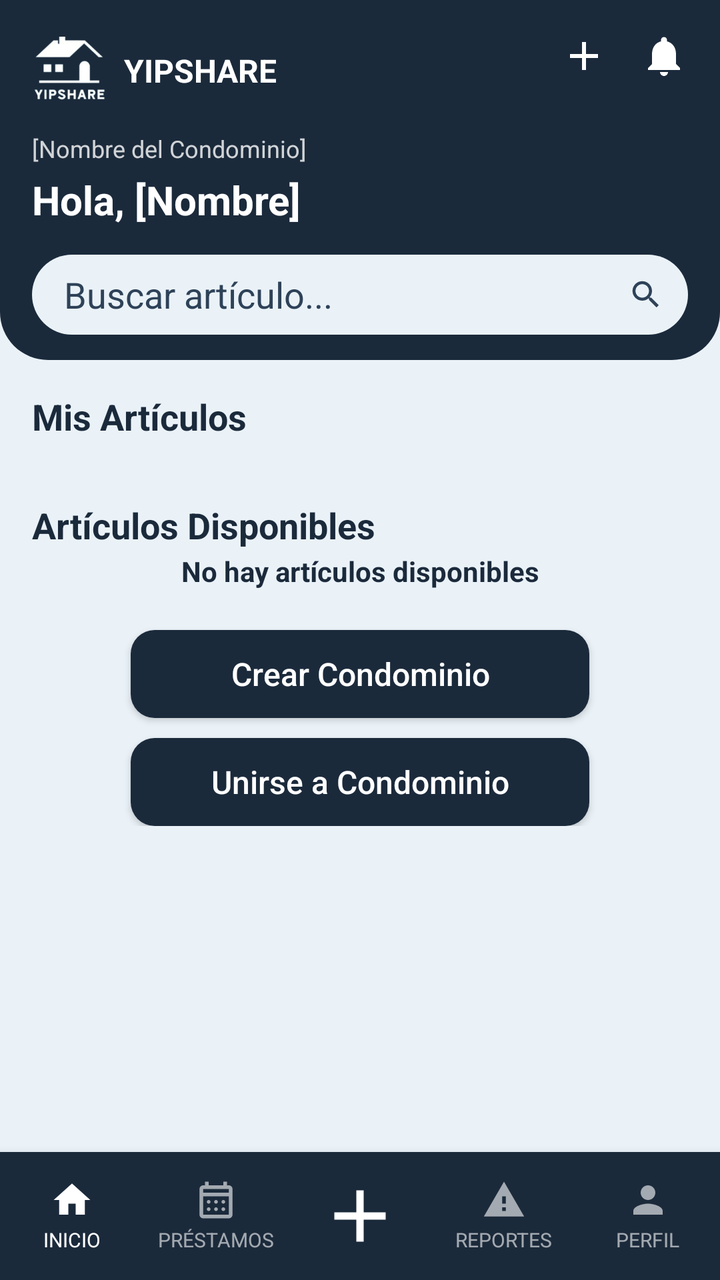
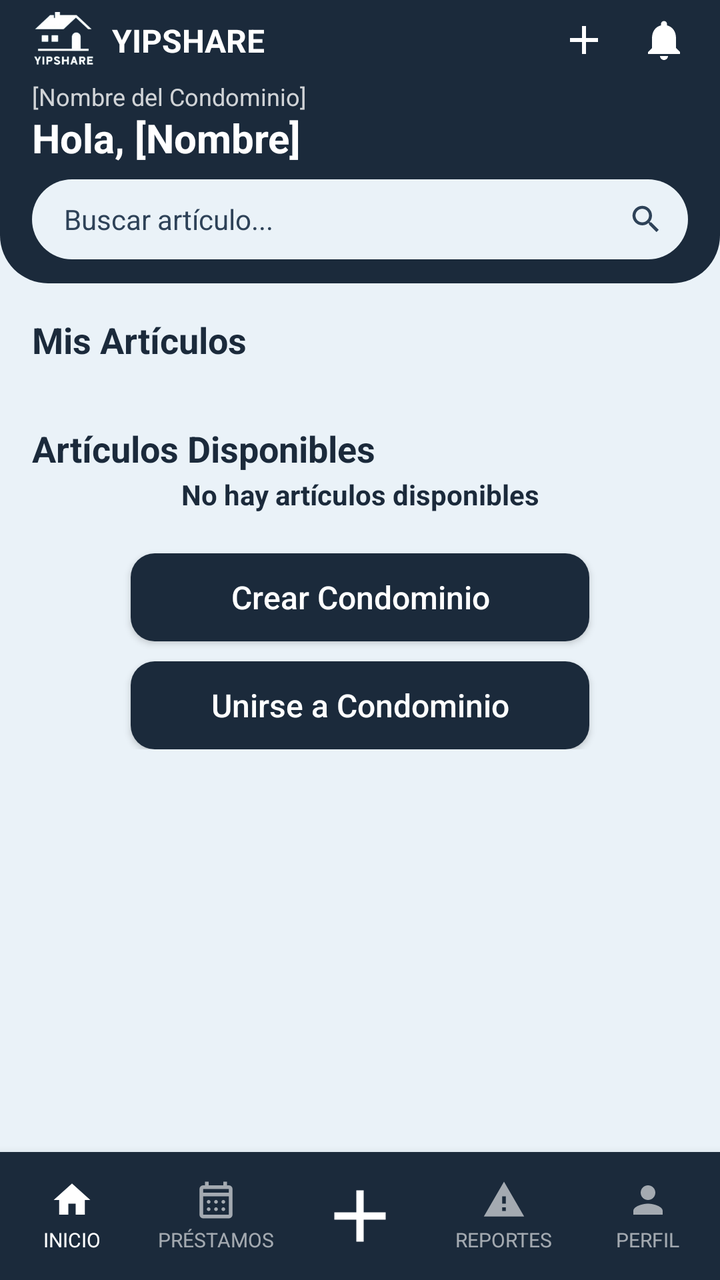

Before-and-after screenshots of an Android layout around one commit, followed by the original layout XML and the change that was made.
<!-- AndroidManifest.xml: application theme Theme.YipShare -->
<!-- res/layout/activity_pantalla_principal.xml -->
<?xml version="1.0" encoding="utf-8"?>
<androidx.constraintlayout.widget.ConstraintLayout
    xmlns:android="http://schemas.android.com/apk/res/android"
    xmlns:app="http://schemas.android.com/apk/res-auto"
    xmlns:tools="http://schemas.android.com/tools"
    android:id="@+id/main"
    android:layout_width="match_parent"
    android:layout_height="match_parent"
    android:background="@color/fondo_pantalla">

    <View
        android:id="@+id/bg_header"
        android:layout_width="0dp"
        android:layout_height="0dp"
        android:background="@drawable/bg_header"
        app:layout_constraintBottom_toBottomOf="@id/guideline_header"
        app:layout_constraintEnd_toEndOf="parent"
        app:layout_constraintHorizontal_bias="0.0"
        app:layout_constraintStart_toStartOf="parent"
        app:layout_constraintTop_toTopOf="parent"
        app:layout_constraintVertical_bias="0.0" />

    <androidx.constraintlayout.widget.Guideline
        android:id="@+id/guideline_header"
        android:layout_width="wrap_content"
        android:layout_height="wrap_content"
        android:orientation="horizontal"
        app:layout_constraintGuide_begin="180dp" />

    <ImageView
        android:id="@+id/logo_yipshare"
        android:layout_width="38dp"
        android:layout_height="38dp"
        android:src="@drawable/logo_yipshare"
        android:contentDescription="@null"
        android:layout_marginStart="16dp"
        android:layout_marginTop="16dp"
        app:layout_constraintTop_toTopOf="parent"
        app:layout_constraintStart_toStartOf="parent" />

    <TextView
        android:id="@+id/tv_app_name"
        android:layout_width="wrap_content"
        android:layout_height="wrap_content"
        android:text="YIPSHARE"
        android:textColor="@android:color/white"
        android:textStyle="bold"
        android:textSize="16sp"
        android:layout_marginStart="8dp"
        app:layout_constraintTop_toTopOf="@id/logo_yipshare"
        app:layout_constraintBottom_toBottomOf="@id/logo_yipshare"
        app:layout_constraintStart_toEndOf="@id/logo_yipshare" />

    <ImageView
        android:id="@+id/iv_notificaciones"
        android:layout_width="24dp"
        android:layout_height="24dp"
        android:src="@drawable/ic_notification_bell"
        android:contentDescription="Notificaciones"
        android:clickable="true"
        android:focusable="true"
        android:background="?attr/selectableItemBackgroundBorderless"
        android:layout_marginEnd="16dp"
        android:layout_marginTop="16dp"
        app:layout_constraintTop_toTopOf="parent"
        app:layout_constraintEnd_toEndOf="parent" />

    <ImageView
        android:id="@+id/iv_agregar_top"
        android:layout_width="24dp"
        android:layout_height="24dp"
        android:src="@drawable/ic_plus_icon"
        android:contentDescription="Agregar"
        android:clickable="true"
        android:focusable="true"
        android:background="?attr/selectableItemBackgroundBorderless"
        android:layout_marginEnd="16dp"
        app:layout_constraintTop_toTopOf="@id/iv_notificaciones"
        app:layout_constraintBottom_toBottomOf="@id/iv_notificaciones"
        app:layout_constraintEnd_toStartOf="@id/iv_notificaciones" />

    <TextView
        android:id="@+id/tv_condominio"
        android:layout_width="wrap_content"
        android:layout_height="wrap_content"
        android:text="[Nombre del Condominio]"
        android:textColor="#CCFFFFFF"
        android:textSize="12sp"
        android:layout_marginStart="16dp"
        android:layout_marginTop="12dp"
        app:layout_constraintTop_toBottomOf="@id/logo_yipshare"
        app:layout_constraintStart_toStartOf="parent" />

    <TextView
        android:id="@+id/tv_saludo"
        android:layout_width="wrap_content"
        android:layout_height="wrap_content"
        android:text="Hola, [Nombre]"
        android:textColor="@android:color/white"
        android:textStyle="bold"
        android:textSize="20sp"
        android:layout_marginStart="16dp"
        android:layout_marginTop="4dp"
        app:layout_constraintTop_toBottomOf="@id/tv_condominio"
        app:layout_constraintStart_toStartOf="parent" />

    <EditText
        android:id="@+id/et_buscar"
        android:layout_width="match_parent"
        android:layout_height="40dp"
        android:background="@drawable/bg_search"
        android:hint="Buscar artículo..."
        android:textColorHint="@color/texto_hint"
        android:paddingStart="16dp"
        android:paddingEnd="40dp"
        android:inputType="text"
        android:imeOptions="actionSearch"
        android:layout_marginTop="14dp"
        android:layout_marginEnd="16dp"
        android:layout_marginStart="16dp"
        app:layout_constraintTop_toBottomOf="@id/tv_saludo"
        />

    <ImageView
        android:id="@+id/iv_buscar_icono"
        android:layout_width="18dp"
        android:layout_height="18dp"
        android:src="@drawable/ic_search"
        app:tint="@color/texto_hint"
        android:contentDescription="@null"
        android:layout_marginEnd="12dp"
        app:layout_constraintTop_toTopOf="@id/et_buscar"
        app:layout_constraintBottom_toBottomOf="@id/et_buscar"
        app:layout_constraintEnd_toEndOf="@id/et_buscar" />

    <ScrollView
        android:layout_width="0dp"
        android:layout_height="0dp"
        app:layout_constraintTop_toBottomOf="@id/guideline_header"
        app:layout_constraintStart_toStartOf="parent"
        app:layout_constraintEnd_toEndOf="parent"
        app:layout_constraintBottom_toTopOf="@id/bottom_nav">

        <androidx.constraintlayout.widget.ConstraintLayout
            android:layout_width="match_parent"
            android:layout_height="wrap_content"
            android:padding="16dp">

            <TextView
                android:id="@+id/tv_no_articulos"
                style="@style/TextLink"
                android:layout_width="0dp"
                android:layout_height="wrap_content"
                android:gravity="center"
                android:text="No hay artículos disponibles"
                android:layout_marginTop="80dp"
                app:layout_constraintTop_toTopOf="parent"
                app:layout_constraintStart_toStartOf="parent"
                app:layout_constraintEnd_toEndOf="parent" />

            <Button
                android:id="@+id/btn_crear_condominio"
                style="@style/ButtonPrimary"
                android:layout_width="0dp"
                android:layout_height="44dp"
                android:text="Crear Condominio"
                android:layout_marginTop="20dp"
                app:layout_constraintTop_toBottomOf="@id/tv_no_articulos"
                app:layout_constraintStart_toStartOf="parent"
                app:layout_constraintEnd_toEndOf="parent"
                app:layout_constraintWidth_percent="0.7" />

            <Button
                android:id="@+id/btn_unirse_condominio"
                style="@style/ButtonPrimary"
                android:layout_width="0dp"
                android:layout_height="44dp"
                android:text="Unirse a Condominio"
                android:layout_marginTop="10dp"
                app:layout_constraintTop_toBottomOf="@id/btn_crear_condominio"
                app:layout_constraintStart_toStartOf="parent"
                app:layout_constraintEnd_toEndOf="parent"
                app:layout_constraintWidth_percent="0.7" />

            <TextView
                android:id="@+id/tv_mis_articulos"
                style="@style/TextTitle"
                android:layout_width="wrap_content"
                android:layout_height="wrap_content"
                android:text="Mis Artículos"
                app:layout_constraintTop_toTopOf="parent"
                app:layout_constraintStart_toStartOf="parent" />

            <androidx.recyclerview.widget.RecyclerView
                android:id="@+id/rv_mis_articulos"
                android:layout_width="0dp"
                android:layout_height="wrap_content"
                android:layout_marginTop="10dp"
                android:nestedScrollingEnabled="false"
                app:layoutManager="androidx.recyclerview.widget.GridLayoutManager"
                app:layout_constraintTop_toBottomOf="@id/tv_mis_articulos"
                app:layout_constraintStart_toStartOf="parent"
                app:layout_constraintEnd_toEndOf="parent" />

            <TextView
                android:id="@+id/tv_articulos_disponibles"
                style="@style/TextTitle"
                android:layout_width="wrap_content"
                android:layout_height="wrap_content"
                android:text="Artículos Disponibles"
                android:layout_marginTop="20dp"
                app:layout_constraintTop_toBottomOf="@id/rv_mis_articulos"
                app:layout_constraintStart_toStartOf="parent" />

            <androidx.recyclerview.widget.RecyclerView
                android:id="@+id/rv_articulos_disponibles"
                android:layout_width="0dp"
                android:layout_height="wrap_content"
                android:layout_marginTop="10dp"
                android:layout_marginBottom="16dp"
                android:nestedScrollingEnabled="false"
                app:layoutManager="androidx.recyclerview.widget.GridLayoutManager"
                app:layout_constraintTop_toBottomOf="@id/tv_articulos_disponibles"
                app:layout_constraintStart_toStartOf="parent"
                app:layout_constraintEnd_toEndOf="parent"
                app:layout_constraintBottom_toBottomOf="parent" />

            <androidx.constraintlayout.widget.Group
                android:id="@+id/group_empty_state"
                android:layout_width="wrap_content"
                android:layout_height="wrap_content"
                tools:visibility="gone"
                app:constraint_referenced_ids="tv_no_articulos, btn_crear_condominio, btn_unirse_condominio" />

            <androidx.constraintlayout.widget.Group
                android:id="@+id/group_content_state"
                android:layout_width="wrap_content"
                android:layout_height="wrap_content"
                app:constraint_referenced_ids="tv_mis_articulos, rv_mis_articulos, tv_articulos_disponibles, rv_articulos_disponibles" />

        </androidx.constraintlayout.widget.ConstraintLayout>

    </ScrollView>

    <LinearLayout
        android:id="@+id/bottom_nav"
        android:layout_width="0dp"
        android:layout_height="64dp"
        android:orientation="horizontal"
        android:weightSum="5"
        android:background="@color/azul_yipshare"
        android:elevation="8dp"
        app:layout_constraintBottom_toBottomOf="parent"
        app:layout_constraintStart_toStartOf="parent"
        app:layout_constraintEnd_toEndOf="parent">

        <LinearLayout
            android:id="@+id/nav_inicio"
            android:layout_width="0dp"
            android:layout_height="match_parent"
            android:layout_weight="1"
            android:orientation="vertical"
            android:gravity="center"
            android:clickable="true"
            android:focusable="true"
            android:background="?attr/selectableItemBackgroundBorderless">

            <ImageView
                android:id="@+id/imageViewInicio"
                android:layout_width="22dp"
                android:layout_height="22dp"
                android:src="@drawable/ic_house_princial"
                app:tint="@android:color/white"
                android:contentDescription="Inicio" />

            <TextView
                android:id="@+id/textViewInicio"
                android:layout_width="wrap_content"
                android:layout_height="wrap_content"
                android:text="INICIO"
                android:textColor="@android:color/white"
                android:textSize="10sp"
                android:layout_marginTop="2dp" />
        </LinearLayout>

        <LinearLayout
            android:id="@+id/nav_prestamos"
            android:layout_width="0dp"
            android:layout_height="match_parent"
            android:layout_weight="1"
            android:orientation="vertical"
            android:gravity="center"
            android:clickable="true"
            android:focusable="true"
            android:background="?attr/selectableItemBackgroundBorderless">

            <ImageView
                android:id="@+id/imageViewPrestamos"
                android:layout_width="22dp"
                android:layout_height="22dp"
                android:src="@drawable/ic_calendar_month"
                app:tint="#99FFFFFF"
                android:contentDescription="Préstamos" />

            <TextView
                android:id="@+id/textViewPrestamos"
                android:layout_width="wrap_content"
                android:layout_height="wrap_content"
                android:text="PRÉSTAMOS"
                android:textColor="#99FFFFFF"
                android:textSize="10sp"
                android:layout_marginTop="2dp" />
        </LinearLayout>

        <LinearLayout
            android:id="@+id/nav_agregar"
            android:layout_width="0dp"
            android:layout_height="match_parent"
            android:layout_weight="1"
            android:orientation="vertical"
            android:gravity="center"
            android:clickable="true"
            android:focusable="true"
            android:background="?attr/selectableItemBackgroundBorderless">

            <ImageView
                android:id="@+id/imageViewAgregar"
                android:layout_width="44dp"
                android:layout_height="44dp"
                android:src="@drawable/ic_plus_icon"
                app:tint="@android:color/white"
                android:contentDescription="Agregar" />
        </LinearLayout>

        <LinearLayout
            android:id="@+id/nav_reportes"
            android:layout_width="0dp"
            android:layout_height="match_parent"
            android:layout_weight="1"
            android:orientation="vertical"
            android:gravity="center"
            android:clickable="true"
            android:focusable="true"
            android:background="?attr/selectableItemBackgroundBorderless">

            <ImageView
                android:id="@+id/imageViewReportes"
                android:layout_width="22dp"
                android:layout_height="22dp"
                android:src="@drawable/ic_warning"
                app:tint="#99FFFFFF"
                android:contentDescription="Reportes" />

            <TextView
                android:id="@+id/textViewReportes"
                android:layout_width="wrap_content"
                android:layout_height="wrap_content"
                android:text="REPORTES"
                android:textColor="#99FFFFFF"
                android:textSize="10sp"
                android:layout_marginTop="2dp" />
        </LinearLayout>

        <LinearLayout
            android:id="@+id/nav_perfil"
            android:layout_width="0dp"
            android:layout_height="match_parent"
            android:layout_weight="1"
            android:orientation="vertical"
            android:gravity="center"
            android:clickable="true"
            android:focusable="true"
            android:background="?attr/selectableItemBackgroundBorderless">

            <ImageView
                android:id="@+id/imageViewPerfil"
                android:layout_width="22dp"
                android:layout_height="22dp"
                android:src="@drawable/ic_person"
                app:tint="#99FFFFFF"
                android:contentDescription="Perfil" />

            <TextView
                android:id="@+id/textViewPerfil"
                android:layout_width="wrap_content"
                android:layout_height="wrap_content"
                android:text="PERFIL"
                android:textColor="#99FFFFFF"
                android:textSize="10sp"
                android:layout_marginTop="2dp" />
        </LinearLayout>

    </LinearLayout>

</androidx.constraintlayout.widget.ConstraintLayout>
<!-- resources referenced by this layout -->
<resources>
  <color name="azul_yipshare">#1B2A3B</color>
  <color name="fondo_pantalla">#EAF2F8</color>
  <color name="texto_hint">#2E4258</color>
  <!-- drawable bg_header (drawable) -->
  <?xml version="1.0" encoding="utf-8"?>
  <shape xmlns:android="http://schemas.android.com/apk/res/android"
      android:shape="rectangle">
      <solid android:color="@color/azul_yipshare" />
      <corners
          android:bottomLeftRadius="24dp"
          android:bottomRightRadius="24dp" />
  </shape>
  <!-- drawable bg_search (drawable) -->
  <?xml version="1.0" encoding="utf-8"?>
  <shape xmlns:android="http://schemas.android.com/apk/res/android"
      android:shape="rectangle">
      <solid android:color="@color/color_tarjeta" />
      <corners android:radius="20dp" />
  </shape>
  <!-- drawable ic_house_princial (drawable) -->
  <vector xmlns:android="http://schemas.android.com/apk/res/android"
      android:width="24dp"
      android:height="24dp"
      android:viewportWidth="24"
      android:viewportHeight="24">
      <path
          android:fillColor="@android:color/white"
          android:pathData="M10,20v-6h4v6h5v-8h3L12,3 2,12h3v8z"/>
  </vector>
  <!-- drawable ic_person (drawable) -->
  <vector xmlns:android="http://schemas.android.com/apk/res/android"
      android:width="24dp"
      android:height="24dp"
      android:viewportWidth="24"
      android:viewportHeight="24">
      <path
          android:fillColor="@android:color/white"
          android:pathData="M12,12c2.21,0 4,-1.79 4,-4s-1.79,-4 -4,-4 -4,1.79 -4,4 1.79,4 4,4zM12,14c-2.67,0 -8,1.34 -8,4v2h16v-2c0,-2.66 -5.33,-4 -8,-4z"/>
  </vector>
  <!-- drawable ic_plus_icon (drawable) -->
  <vector xmlns:android="http://schemas.android.com/apk/res/android"
      android:width="24dp"
      android:height="24dp"
      android:viewportWidth="960"
      android:viewportHeight="960">
      <path
          android:fillColor="@android:color/white"
          android:pathData="M440,520L200,520L200,440L440,440L440,200L520,200L520,440L760,440L760,520L520,520L520,760L440,760L440,520Z"/>
  </vector>
  <!-- drawable ic_warning (drawable) -->
  <vector xmlns:android="http://schemas.android.com/apk/res/android"
      android:width="24dp"
      android:height="24dp"
      android:viewportWidth="24"
      android:viewportHeight="24">
      <path
          android:fillColor="@android:color/white"
          android:pathData="M1,21h22L12,2 1,21zM13,18h-2v-2h2v2zM13,14h-2v-4h2v4z"/>
  </vector>
  <style name="ButtonPrimary">
          <item name="android:layout_width">match_parent</item>
          <item name="android:layout_height">52dp</item>
          <item name="android:background">@drawable/bg_button_primary</item>
          <item name="android:textColor">#FFFFFF</item>
          <item name="android:textSize">16sp</item>
          <item name="android:textAllCaps">false</item>
      </style>
  <style name="TextLink">
          <item name="android:textColor">@color/azul_yipshare</item>
          <item name="android:textSize">14sp</item>
          <item name="android:textStyle">bold</item>
          <item name="android:clickable">true</item>
          <item name="android:focusable">true</item>
      </style>
  <style name="TextTitle">
          <item name="android:textColor">@color/azul_yipshare</item>
          <item name="android:textSize">18sp</item>
          <item name="android:textStyle">bold</item>
      </style>
  <style name="Theme.YipShare" parent="Theme.AppCompat.DayNight.NoActionBar">
          <item name="android:windowBackground">@color/fondo_pantalla</item>
      </style>
  <color name="color_tarjeta">#EAF2F8</color>
  <!-- drawable bg_button_primary (drawable) -->
  <?xml version="1.0" encoding="utf-8"?>
  <shape xmlns:android="http://schemas.android.com/apk/res/android"
      android:shape="rectangle">
      <solid android:color="@color/azul_yipshare" />
      <corners android:radius="12dp" />
  </shape>
  <!-- unchanged entries left out for length: 4 -->
</resources>

<!-- the commit's change to res/layout/activity_pantalla_principal.xml (unified diff, before → after) -->
@@ -13,29 +13,27 @@
         android:layout_width="0dp"
         android:layout_height="0dp"
         android:background="@drawable/bg_header"
-        app:layout_constraintBottom_toBottomOf="@id/guideline_header"
+        app:layout_constraintTop_toTopOf="parent"
+        app:layout_constraintStart_toStartOf="parent"
         app:layout_constraintEnd_toEndOf="parent"
-        app:layout_constraintHorizontal_bias="0.0"
-        app:layout_constraintStart_toStartOf="parent"
-        app:layout_constraintTop_toTopOf="parent"
-        app:layout_constraintVertical_bias="0.0" />
+        app:layout_constraintBottom_toBottomOf="@id/space_header" />
 
     <androidx.constraintlayout.widget.Guideline
-        android:id="@+id/guideline_header"
+        android:id="@+id/guideline_status"
         android:layout_width="wrap_content"
         android:layout_height="wrap_content"
         android:orientation="horizontal"
-        app:layout_constraintGuide_begin="180dp" />
+        app:layout_constraintGuide_begin="0dp" />
 
     <ImageView
         android:id="@+id/logo_yipshare"
-        android:layout_width="38dp"
-        android:layout_height="38dp"
+        android:layout_width="32dp"
+        android:layout_height="32dp"
         android:src="@drawable/logo_yipshare"
         android:contentDescription="@null"
         android:layout_marginStart="16dp"
-        android:layout_marginTop="16dp"
-        app:layout_constraintTop_toTopOf="parent"
+        android:layout_marginTop="4dp"
+        app:layout_constraintTop_toBottomOf="@id/guideline_status"
         app:layout_constraintStart_toStartOf="parent" />
 
     <TextView
@@ -61,8 +59,8 @@
         android:focusable="true"
         android:background="?attr/selectableItemBackgroundBorderless"
         android:layout_marginEnd="16dp"
-        android:layout_marginTop="16dp"
-        app:layout_constraintTop_toTopOf="parent"
+        app:layout_constraintTop_toTopOf="@id/logo_yipshare"
+        app:layout_constraintBottom_toBottomOf="@id/logo_yipshare"
         app:layout_constraintEnd_toEndOf="parent" />
 
     <ImageView
@@ -86,8 +84,9 @@
         android:text="[Nombre del Condominio]"
         android:textColor="#CCFFFFFF"
         android:textSize="12sp"
+        android:includeFontPadding="false"
         android:layout_marginStart="16dp"
-        android:layout_marginTop="12dp"
+        android:layout_marginTop="6dp"
         app:layout_constraintTop_toBottomOf="@id/logo_yipshare"
         app:layout_constraintStart_toStartOf="parent" />
 
@@ -99,27 +98,30 @@
         android:textColor="@android:color/white"
         android:textStyle="bold"
         android:textSize="20sp"
+        android:includeFontPadding="false"
         android:layout_marginStart="16dp"
-        android:layout_marginTop="4dp"
+        android:layout_marginTop="2dp"
         app:layout_constraintTop_toBottomOf="@id/tv_condominio"
         app:layout_constraintStart_toStartOf="parent" />
 
     <EditText
         android:id="@+id/et_buscar"
-        android:layout_width="match_parent"
+        android:layout_width="0dp"
         android:layout_height="40dp"
         android:background="@drawable/bg_search"
         android:hint="Buscar artículo..."
         android:textColorHint="@color/texto_hint"
+        android:textSize="14sp"
         android:paddingStart="16dp"
         android:paddingEnd="40dp"
         android:inputType="text"
         android:imeOptions="actionSearch"
-        android:layout_marginTop="14dp"
+        android:layout_marginTop="8dp"
+        android:layout_marginStart="16dp"
         android:layout_marginEnd="16dp"
-        android:layout_marginStart="16dp"
         app:layout_constraintTop_toBottomOf="@id/tv_saludo"
-        />
+        app:layout_constraintStart_toStartOf="parent"
+        app:layout_constraintEnd_toEndOf="parent" />
 
     <ImageView
         android:id="@+id/iv_buscar_icono"
@@ -133,10 +135,18 @@
         app:layout_constraintBottom_toBottomOf="@id/et_buscar"
         app:layout_constraintEnd_toEndOf="@id/et_buscar" />
 
+    <Space
+        android:id="@+id/space_header"
+        android:layout_width="0dp"
+        android:layout_height="12dp"
+        app:layout_constraintTop_toBottomOf="@id/et_buscar"
+        app:layout_constraintStart_toStartOf="parent"
+        app:layout_constraintEnd_toEndOf="parent" />
+
     <ScrollView
         android:layout_width="0dp"
         android:layout_height="0dp"
-        app:layout_constraintTop_toBottomOf="@id/guideline_header"
+        app:layout_constraintTop_toBottomOf="@id/space_header"
         app:layout_constraintStart_toStartOf="parent"
         app:layout_constraintEnd_toEndOf="parent"
         app:layout_constraintBottom_toTopOf="@id/bottom_nav">
@@ -198,6 +208,7 @@
                 android:layout_marginTop="10dp"
                 android:nestedScrollingEnabled="false"
                 app:layoutManager="androidx.recyclerview.widget.GridLayoutManager"
+                app:spanCount="2"
                 app:layout_constraintTop_toBottomOf="@id/tv_mis_articulos"
                 app:layout_constraintStart_toStartOf="parent"
                 app:layout_constraintEnd_toEndOf="parent" />
@@ -220,6 +231,7 @@
                 android:layout_marginBottom="16dp"
                 android:nestedScrollingEnabled="false"
                 app:layoutManager="androidx.recyclerview.widget.GridLayoutManager"
+                app:spanCount="2"
                 app:layout_constraintTop_toBottomOf="@id/tv_articulos_disponibles"
                 app:layout_constraintStart_toStartOf="parent"
                 app:layout_constraintEnd_toEndOf="parent"
@@ -229,13 +241,13 @@
                 android:id="@+id/group_empty_state"
                 android:layout_width="wrap_content"
                 android:layout_height="wrap_content"
-                tools:visibility="gone"
                 app:constraint_referenced_ids="tv_no_articulos, btn_crear_condominio, btn_unirse_condominio" />
 
             <androidx.constraintlayout.widget.Group
                 android:id="@+id/group_content_state"
                 android:layout_width="wrap_content"
                 android:layout_height="wrap_content"
+                tools:visibility="gone"
                 app:constraint_referenced_ids="tv_mis_articulos, rv_mis_articulos, tv_articulos_disponibles, rv_articulos_disponibles" />
 
         </androidx.constraintlayout.widget.ConstraintLayout>
